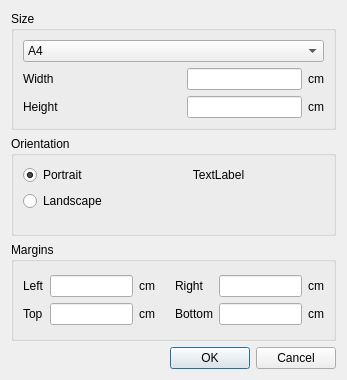
This is QtRpt/QtRptDesigner/PageSettingDlg.ui in Feo-d-oR/YARC as Qt 5 draws it before an edit. The edited form follows.
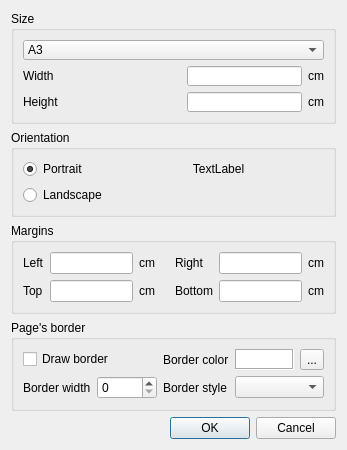
This is the edited form. Icons and pictures are not drawn.

Diff of the .ui file:
```diff
--- a/QtRpt/QtRptDesigner/PageSettingDlg.ui
+++ b/QtRpt/QtRptDesigner/PageSettingDlg.ui
@@ -7,7 +7,7 @@
     <x>0</x>
     <y>0</y>
     <width>347</width>
-    <height>380</height>
+    <height>450</height>
    </rect>
   </property>
   <property name="sizePolicy">
@@ -19,13 +19,13 @@
   <property name="minimumSize">
    <size>
     <width>347</width>
-    <height>380</height>
+    <height>450</height>
    </size>
   </property>
   <property name="maximumSize">
    <size>
     <width>347</width>
-    <height>380</height>
+    <height>450</height>
    </size>
   </property>
   <property name="windowTitle">
@@ -46,11 +46,21 @@
        <layout class="QGridLayout" name="gridLayout_2">
         <item row="0" column="0" colspan="4">
          <widget class="QComboBox" name="cbPageSize">
+          <item>
+           <property name="text">
+            <string>A3</string>
+           </property>
+          </item>
           <item>
            <property name="text">
             <string>A4</string>
            </property>
           </item>
+          <item>
+           <property name="text">
+            <string>A5</string>
+           </property>
+          </item>
           <item>
            <property name="text">
             <string>Letter</string>
@@ -112,6 +122,18 @@
    </item>
    <item>
     <widget class="QGroupBox" name="groupBox_2">
+     <property name="minimumSize">
+      <size>
+       <width>0</width>
+       <height>0</height>
+      </size>
+     </property>
+     <property name="maximumSize">
+      <size>
+       <width>16777215</width>
+       <height>16777215</height>
+      </size>
+     </property>
      <property name="title">
       <string>Orientation</string>
      </property>
@@ -128,13 +150,6 @@
           </property>
          </widget>
         </item>
-        <item row="1" column="0">
-         <widget class="QRadioButton" name="rLandscape">
-          <property name="text">
-           <string>Landscape</string>
-          </property>
-         </widget>
-        </item>
         <item row="0" column="1">
          <widget class="QLabel" name="lblOrientation">
           <property name="text">
@@ -145,6 +160,13 @@
           </property>
          </widget>
         </item>
+        <item row="1" column="0">
+         <widget class="QRadioButton" name="rLandscape">
+          <property name="text">
+           <string>Landscape</string>
+          </property>
+         </widget>
+        </item>
        </layout>
       </item>
      </layout>
@@ -158,30 +180,6 @@
      <layout class="QVBoxLayout" name="verticalLayout">
       <item>
        <layout class="QGridLayout" name="gridLayout">
-        <item row="0" column="0">
-         <widget class="QLabel" name="label_5">
-          <property name="text">
-           <string>Left</string>
-          </property>
-         </widget>
-        </item>
-        <item row="0" column="1">
-         <widget class="QLineEdit" name="edtLeft"/>
-        </item>
-        <item row="0" column="2">
-         <widget class="QLabel" name="label">
-          <property name="text">
-           <string>cm</string>
-          </property>
-         </widget>
-        </item>
-        <item row="0" column="4">
-         <widget class="QLabel" name="label_7">
-          <property name="text">
-           <string>Right</string>
-          </property>
-         </widget>
-        </item>
         <item row="0" column="5">
          <widget class="QLineEdit" name="edtRight"/>
         </item>
@@ -192,52 +190,153 @@
           </property>
          </widget>
         </item>
-        <item row="1" column="0">
+        <item row="0" column="3">
+         <spacer name="horizontalSpacer_2">
+          <property name="orientation">
+           <enum>Qt::Horizontal</enum>
+          </property>
+          <property name="sizeHint" stdset="0">
+           <size>
+            <width>40</width>
+            <height>20</height>
+           </size>
+          </property>
+         </spacer>
+        </item>
+        <item row="2" column="6">
+         <widget class="QLabel" name="label_4">
+          <property name="text">
+           <string>cm</string>
+          </property>
+         </widget>
+        </item>
+        <item row="0" column="0">
+         <widget class="QLabel" name="label_5">
+          <property name="text">
+           <string>Left</string>
+          </property>
+         </widget>
+        </item>
+        <item row="0" column="4">
+         <widget class="QLabel" name="label_7">
+          <property name="text">
+           <string>Right</string>
+          </property>
+         </widget>
+        </item>
+        <item row="0" column="1">
+         <widget class="QLineEdit" name="edtLeft"/>
+        </item>
+        <item row="2" column="5">
+         <widget class="QLineEdit" name="edtBottom"/>
+        </item>
+        <item row="2" column="4">
+         <widget class="QLabel" name="label_8">
+          <property name="text">
+           <string>Bottom</string>
+          </property>
+         </widget>
+        </item>
+        <item row="0" column="2">
+         <widget class="QLabel" name="label">
+          <property name="text">
+           <string>cm</string>
+          </property>
+         </widget>
+        </item>
+        <item row="2" column="2">
+         <widget class="QLabel" name="label_2">
+          <property name="text">
+           <string>cm</string>
+          </property>
+         </widget>
+        </item>
+        <item row="2" column="0">
          <widget class="QLabel" name="label_6">
           <property name="text">
            <string>Top</string>
           </property>
          </widget>
         </item>
-        <item row="1" column="1">
+        <item row="2" column="1">
          <widget class="QLineEdit" name="edtTop"/>
         </item>
-        <item row="1" column="2">
-         <widget class="QLabel" name="label_2">
+       </layout>
+      </item>
+     </layout>
+    </widget>
+   </item>
+   <item>
+    <widget class="QGroupBox" name="groupBox_41">
+     <property name="title">
+      <string>Page's border</string>
+     </property>
+     <layout class="QVBoxLayout" name="verticalLayout_5">
+      <item>
+       <layout class="QGridLayout" name="gridLayout_4">
+        <item row="0" column="0" colspan="2">
+         <widget class="QCheckBox" name="chkDrawBorder">
           <property name="text">
-           <string>cm</string>
+           <string>Draw border</string>
           </property>
          </widget>
         </item>
-        <item row="1" column="4">
-         <widget class="QLabel" name="label_8">
+        <item row="0" column="2">
+         <widget class="QLabel" name="label_14">
           <property name="text">
-           <string>Bottom</string>
-          </property>
-         </widget>
-        </item>
-        <item row="1" column="5">
-         <widget class="QLineEdit" name="edtBottom"/>
-        </item>
-        <item row="1" column="6">
-         <widget class="QLabel" name="label_4">
-          <property name="text">
-           <string>cm</string>
+           <string>Border color</string>
           </property>
          </widget>
         </item>
         <item row="0" column="3">
-         <spacer name="horizontalSpacer_2">
-          <property name="orientation">
-           <enum>Qt::Horizontal</enum>
+         <widget class="QLabel" name="lblBorderColor">
+          <property name="styleSheet">
+           <string notr="true">QLabel {background-color: white}</string>
           </property>
-          <property name="sizeHint" stdset="0">
+          <property name="frameShape">
+           <enum>QFrame::Box</enum>
+          </property>
+          <property name="frameShadow">
+           <enum>QFrame::Sunken</enum>
+          </property>
+          <property name="text">
+           <string/>
+          </property>
+         </widget>
+        </item>
+        <item row="0" column="4">
+         <widget class="QToolButton" name="btnBorderColor">
+          <property name="text">
+           <string>...</string>
+          </property>
+         </widget>
+        </item>
+        <item row="1" column="0">
+         <widget class="QLabel" name="label_9">
+          <property name="text">
+           <string>Border width</string>
+          </property>
+         </widget>
+        </item>
+        <item row="1" column="1">
+         <widget class="QSpinBox" name="spnBorderWidth"/>
+        </item>
+        <item row="1" column="2">
+         <widget class="QLabel" name="label_15">
+          <property name="text">
+           <string>Border style</string>
+          </property>
+         </widget>
+        </item>
+        <item row="1" column="3" colspan="2">
+         <widget class="QComboBox" name="cmbBorderStyle">
+          <property name="iconSize">
            <size>
-            <width>40</width>
-            <height>20</height>
+            <width>64</width>
+            <height>16</height>
            </size>
           </property>
-         </spacer>
+         </widget>
         </item>
        </layout>
       </item>
```
